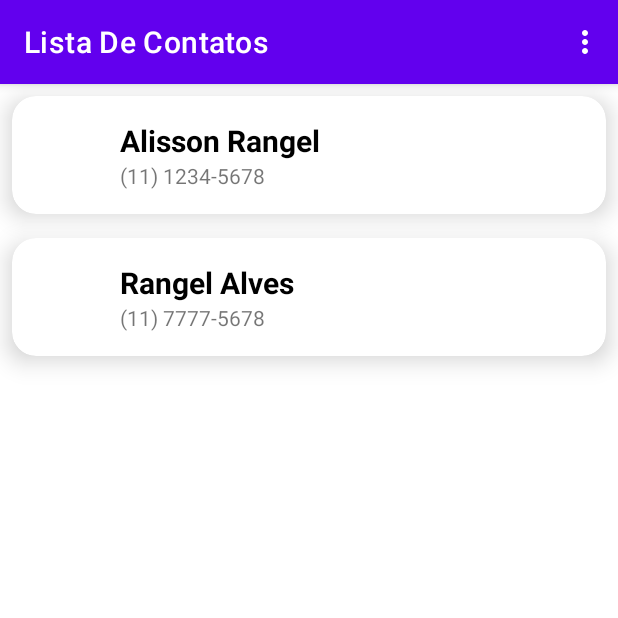
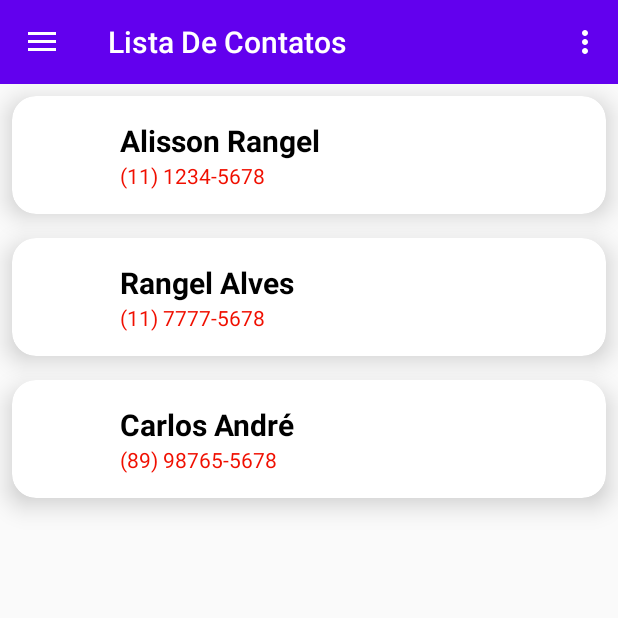
Before and after one commit to alissonrangel/DIO-lista-de-contatos-android-kotlin, an Android app: the screen it shows after launch (MainActivity), on a phone screen of 412 x 824 dp, the top half of it. Run offline under Robolectric (Android 15) with nearby library versions, the phone set to English and light mode, and no system bars.

Commit message:
ContactDetail, drawer_menu, SharedPreferences

```diff
--- a/app/build.gradle
+++ b/app/build.gradle
@@ -1,6 +1,7 @@
 plugins {
     id 'com.android.application'
     id 'kotlin-android'
+    id 'kotlin-android-extensions'
 }
 
 android {
@@ -39,6 +40,9 @@ dependencies {
     implementation 'androidx.appcompat:appcompat:1.3.0'
     implementation 'com.google.android.material:material:1.4.0'
     implementation 'androidx.constraintlayout:constraintlayout:2.0.4'
+
+    implementation 'com.google.code.gson:gson:2.8.6'
+
     testImplementation 'junit:junit:4.+'
     androidTestImplementation 'androidx.test.ext:junit:1.1.3'
     androidTestImplementation 'androidx.test.espresso:espresso-core:3.4.0'
--- a/app/src/main/AndroidManifest.xml
+++ b/app/src/main/AndroidManifest.xml
@@ -9,6 +9,7 @@
         android:roundIcon="@mipmap/ic_launcher_round"
         android:supportsRtl="true"
         android:theme="@style/Theme.ListaDeContatos">
+        <activity android:name=".ContactDetail"></activity>
         <activity android:name=".MainActivity">
             <intent-filter>
                 <action android:name="android.intent.action.MAIN" />
--- /dev/null
+++ b/app/src/main/java/life/alissonescorcio/listadecontatos/ClickItemContactListener.kt
@@ -0,0 +1,7 @@
+package life.alissonescorcio.listadecontatos
+
+interface ClickItemContactListener {
+
+    fun clickItemContact(contact: Contact)
+
+}
--- a/app/src/main/java/life/alissonescorcio/listadecontatos/Contact.kt
+++ b/app/src/main/java/life/alissonescorcio/listadecontatos/Contact.kt
@@ -1,8 +1,11 @@
 package life.alissonescorcio.listadecontatos
 
+import android.os.Parcelable
+import kotlinx.android.parcel.Parcelize
+
+@Parcelize
 class Contact(
     var name: String,
     var phone: String,
     var photograph: String
-) {
-}
+) : Parcelable
--- a/app/src/main/java/life/alissonescorcio/listadecontatos/ContactAdapter.kt
+++ b/app/src/main/java/life/alissonescorcio/listadecontatos/ContactAdapter.kt
@@ -7,7 +7,8 @@ import android.widget.ImageView
 import android.widget.TextView
 import androidx.recyclerview.widget.RecyclerView
 
-class ContactAdapter : RecyclerView.Adapter<ContactAdapter.ContactAdapterViewHolder>() {
+class ContactAdapter(var listener: ClickItemContactListener) :
+    RecyclerView.Adapter<ContactAdapter.ContactAdapterViewHolder>() {
 
     private val list: MutableList<Contact> = mutableListOf()
 
@@ -15,7 +16,7 @@ class ContactAdapter : RecyclerView.Adapter<ContactAdapter.ContactAdapterViewHol
     override fun onCreateViewHolder(parent: ViewGroup, viewType: Int): ContactAdapterViewHolder {
         //inflar -> dizer quem é meu layout que vai ser resp por desenhar cada item da tela
         val view = LayoutInflater.from(parent.context).inflate(R.layout.contact_item, parent, false)
-        return ContactAdapterViewHolder(view)
+        return ContactAdapterViewHolder(view, list, listener)
     }
 
     override fun getItemCount(): Int = list.size
@@ -32,11 +33,18 @@ class ContactAdapter : RecyclerView.Adapter<ContactAdapter.ContactAdapterViewHol
         notifyDataSetChanged()
     }
 
-    class ContactAdapterViewHolder(itemView: View) : RecyclerView.ViewHolder(itemView){
+    class ContactAdapterViewHolder(itemView: View, var list: List<Contact>, var listener: ClickItemContactListener) :
+        RecyclerView.ViewHolder(itemView){
 
         private val tvName: TextView = itemView.findViewById(R.id.tv_name)
         private val tvPhone: TextView = itemView.findViewById(R.id.tv_phone)
         private val tvPhotograph: ImageView = itemView.findViewById(R.id.iv_photo)
+
+        init {
+            itemView.setOnClickListener {
+                listener.clickItemContact(list[adapterPosition])
+            }
+        }
 
         fun bind(contact: Contact){
             tvName.text = contact.name
--- a/app/src/main/java/life/alissonescorcio/listadecontatos/MainActivity.kt
+++ b/app/src/main/java/life/alissonescorcio/listadecontatos/MainActivity.kt
@@ -1,34 +1,99 @@
 package life.alissonescorcio.listadecontatos
 
+import android.content.Context
+import android.content.Intent
+import android.content.SharedPreferences
 import androidx.appcompat.app.AppCompatActivity
 import android.os.Bundle
-import android.os.Message
+
 import android.view.Menu
 import android.view.MenuInflater
 import android.view.MenuItem
+import android.view.View
 import android.widget.Toast
+
+import androidx.appcompat.app.ActionBarDrawerToggle
+import androidx.appcompat.widget.Toolbar
+import androidx.core.content.edit
+import androidx.drawerlayout.widget.DrawerLayout
+
 import androidx.recyclerview.widget.LinearLayoutManager
 import androidx.recyclerview.widget.RecyclerView
+import com.google.gson.Gson
+import com.google.gson.reflect.TypeToken
 
-class MainActivity : AppCompatActivity() {
+class MainActivity : AppCompatActivity(), ClickItemContactListener {
 
     private val rvList: RecyclerView by lazy {
         findViewById<RecyclerView>(R.id.rv_list)
     }
 
-    private val adapter = ContactAdapter()
+    private val adapter = ContactAdapter(this)
 
     override fun onCreate(savedInstanceState: Bundle?) {
         super.onCreate(savedInstanceState)
-        setContentView(R.layout.activity_main)
+        setContentView(R.layout.drawer_menu)
+        initDrawer()
+        fetchListContact()
+        bindViews()
+        //updateList()
+    }
 
-        bindViews()
-        updateList()
+    private fun fetchListContact(){
+        val list = arrayListOf(
+            Contact(
+                "Alisson Rangel",
+                "(11) 1234-5678",
+                "img.png"
+            ),
+            Contact(
+                "Rangel Alves",
+                "(11) 7777-5678",
+                "img.png"
+            ),
+            Contact(
+                "Carlos André",
+                "(89) 98765-5678",
+                "img.png"
+            ))
+
+        getInstanceSharedPreferences().edit{
+            val json = Gson().toJson(list)
+            putString("contacts", json)
+            commit()
+        }
+    }
+
+    private fun getInstanceSharedPreferences() : SharedPreferences{
+        return getSharedPreferences("life.alissonescorcio.PREFERENCES", Context.MODE_PRIVATE)
+    }
+
+    private fun initDrawer(){
+
+        val drawerLayout = findViewById<View>(R.id.drawer_layout) as DrawerLayout
+        val toolbar = findViewById<Toolbar>(R.id.toolbar)
+        setSupportActionBar(toolbar)
+        val toggle = ActionBarDrawerToggle(this, drawerLayout, toolbar, R.string.open_drawer, R.string.close_drawer )
+        drawerLayout.addDrawerListener(toggle)
+        toggle.syncState()
     }
 
     private fun bindViews(){
         rvList.adapter = adapter
         rvList.layoutManager = LinearLayoutManager(this)
+
+        updateList2()
+    }
+
+    private fun getListContacts(): List<Contact>{
+        val list = getInstanceSharedPreferences().getString("contacts","[]")
+        val turnsType = object : TypeToken<List<Contact>>() {}.type
+        return Gson().fromJson(list, turnsType)
+    }
+
+    private fun updateList2(){
+        val list = getListContacts()
+        adapter.updateList(list)
     }
 
     private fun updateList(){
@@ -42,6 +107,11 @@ class MainActivity : AppCompatActivity() {
             Contact(
                 "Rangel Alves",
                 "(11) 7777-5678",
+                "img.png"
+            ),
+            Contact(
+                "Carlos André",
+                "(89) 98765-5678",
                 "img.png"
             ))
         )
@@ -70,4 +140,11 @@ class MainActivity : AppCompatActivity() {
             else -> super.onOptionsItemSelected(item)
         }
     }
+
+    override fun clickItemContact(contact: Contact) {
+        val intent = Intent(this, ContactDetail::class.java)
+
+        intent.putExtra(ContactDetail.EXTRA_CONTACT, contact)
+        startActivity(intent)
+    }
 }
--- a/app/src/main/res/layout/activity_main.xml
+++ b/app/src/main/res/layout/activity_main.xml
@@ -5,6 +5,17 @@
     android:layout_width="match_parent"
     android:layout_height="match_parent"
     tools:context=".MainActivity">
+
+    <androidx.appcompat.widget.Toolbar
+        android:id="@+id/toolbar"
+        android:layout_width="match_parent"
+        android:layout_height="?attr/actionBarSize"
+        android:background="?attr/colorPrimary"
+        app:title="@string/app_name"
+        app:layout_constraintTop_toTopOf="parent"
+        app:layout_constraintStart_toStartOf="parent"
+        app:layout_constraintEnd_toEndOf="parent"
+        app:theme="@style/ThemeOverlay.AppCompat.Dark.ActionBar"/>
 
     <androidx.recyclerview.widget.RecyclerView
         android:id="@+id/rv_list"
@@ -14,7 +25,7 @@
         app:layout_constraintBottom_toBottomOf="parent"
         app:layout_constraintStart_toStartOf="parent"
         app:layout_constraintEnd_toEndOf="parent"
-        app:layout_constraintTop_toTopOf="parent"
+        app:layout_constraintTop_toBottomOf="@id/toolbar"
         tools:listitem="@layout/contact_item"
         />
 
--- a/app/src/main/res/layout/contact_item.xml
+++ b/app/src/main/res/layout/contact_item.xml
@@ -21,7 +21,7 @@
             app:layout_constraintTop_toTopOf="@id/tv_name"
             app:layout_constraintStart_toStartOf="parent"
             app:layout_constraintBottom_toBottomOf="@id/tv_phone"
-            android:contentDescription="@string/app_name"
+            android:contentDescription="@string/iv_photograph_content_description"
             android:layout_width="40dp"
             android:layout_height="40dp"
             tools:src="@tools:sample/avatars"/>
@@ -31,11 +31,8 @@
             app:layout_constraintStart_toEndOf="@id/iv_photo"
             android:layout_width="0dp"
             android:layout_height="wrap_content"
-            android:textSize="20sp"
-            android:layout_marginLeft="16dp"
-            android:textStyle="bold"
-            android:textColor="@color/black"
-            tools:text="Nome de Contato"/>
+            tools:text="Nome de Contato"
+            style="@style/contact_name" />
         <TextView
             android:id="@+id/tv_phone"
             app:layout_constraintTop_toBottomOf="@id/tv_name"
@@ -44,7 +41,8 @@
             android:layout_height="wrap_content"
             android:textSize="14sp"
             android:layout_marginLeft="16dp"
-            tools:text="(00) 0000-0000"/>
+            tools:text="(00) 0000-0000"
+            style="@style/TextViewDefault"/>
 
     </androidx.constraintlayout.widget.ConstraintLayout>
 
--- /dev/null
+++ b/app/src/main/res/layout/drawer_menu.xml
@@ -0,0 +1,23 @@
+<?xml version="1.0" encoding="utf-8"?>
+<androidx.drawerlayout.widget.DrawerLayout
+    xmlns:android="http://schemas.android.com/apk/res/android"
+    xmlns:app="http://schemas.android.com/apk/res-auto"
+    xmlns:tools="http://schemas.android.com/tools"
+
+    android:id="@+id/drawer_layout"
+    android:layout_width="match_parent"
+    android:layout_height="match_parent"
+
+    tools:openDrawer="start">
+    <include
+        layout="@layout/activity_main"/>
+
+    <com.google.android.material.navigation.NavigationView
+        android:id="@+id/nav_view"
+        android:layout_width="match_parent"
+        android:layout_height="match_parent"
+        android:layout_gravity="start"
+        app:menu="@menu/menu"
+        />
+
+</androidx.drawerlayout.widget.DrawerLayout>
--- a/app/src/main/res/values-night/themes.xml
+++ b/app/src/main/res/values-night/themes.xml
@@ -1,6 +1,6 @@
 <resources xmlns:tools="http://schemas.android.com/tools">
     <!-- Base application theme. -->
-    <style name="Theme.ListaDeContatos" parent="Theme.MaterialComponents.DayNight.DarkActionBar">
+    <style name="Theme.ListaDeContatos" parent="Theme.AppCompat.Light.NoActionBar">
         <!-- Primary brand color. -->
         <item name="colorPrimary">@color/purple_200</item>
         <item name="colorPrimaryVariant">@color/purple_700</item>
--- a/app/src/main/res/values/strings.xml
+++ b/app/src/main/res/values/strings.xml
@@ -2,4 +2,7 @@
     <string name="app_name">Lista De Contatos</string>
     <string name="menu_1">Menu 1</string>
     <string name="menu_2">Menu 2</string>
+    <string name="open_drawer">Abrir</string>
+    <string name="close_drawer">Fechar</string>
+    <string name="iv_photograph_content_description">Foto do Contato</string>
 </resources>
--- /dev/null
+++ b/app/src/main/res/values/styles.xml
@@ -0,0 +1,13 @@
+<?xml version="1.0" encoding="utf-8"?>
+<resources>
+
+    <style name="TextViewDefault" parent="Widget.AppCompat.TextView">
+        <item name="android:textColor">#f00f00</item>
+    </style>
+    <style name="contact_name">
+        <item name="android:textSize">20sp</item>
+        <item name="android:layout_marginLeft">16dp</item>
+        <item name="android:textStyle">bold</item>
+        <item name="android:textColor">@color/black</item>
+    </style>
+</resources>
--- a/app/src/main/res/values/themes.xml
+++ b/app/src/main/res/values/themes.xml
@@ -1,6 +1,6 @@
 <resources xmlns:tools="http://schemas.android.com/tools">
     <!-- Base application theme. -->
-    <style name="Theme.ListaDeContatos" parent="Theme.MaterialComponents.DayNight.DarkActionBar">
+    <style name="Theme.ListaDeContatos" parent="Theme.AppCompat.Light.NoActionBar">
         <!-- Primary brand color. -->
         <item name="colorPrimary">@color/purple_500</item>
         <item name="colorPrimaryVariant">@color/purple_700</item>
```
Also changed, not shown: app/src/main/java/life/alissonescorcio/listadecontatos/ContactDetail.kt (added, +44 -0 lines), app/src/main/res/layout/activity_contact_detail.xml (added, +57 -0 lines), 1 other file.
